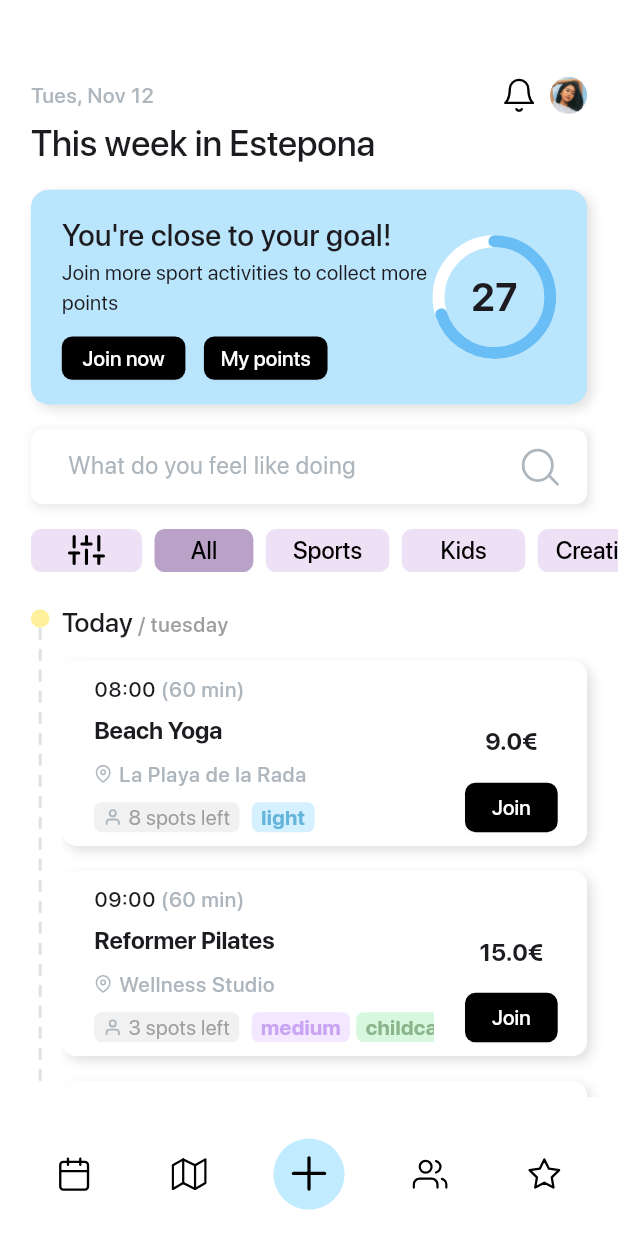
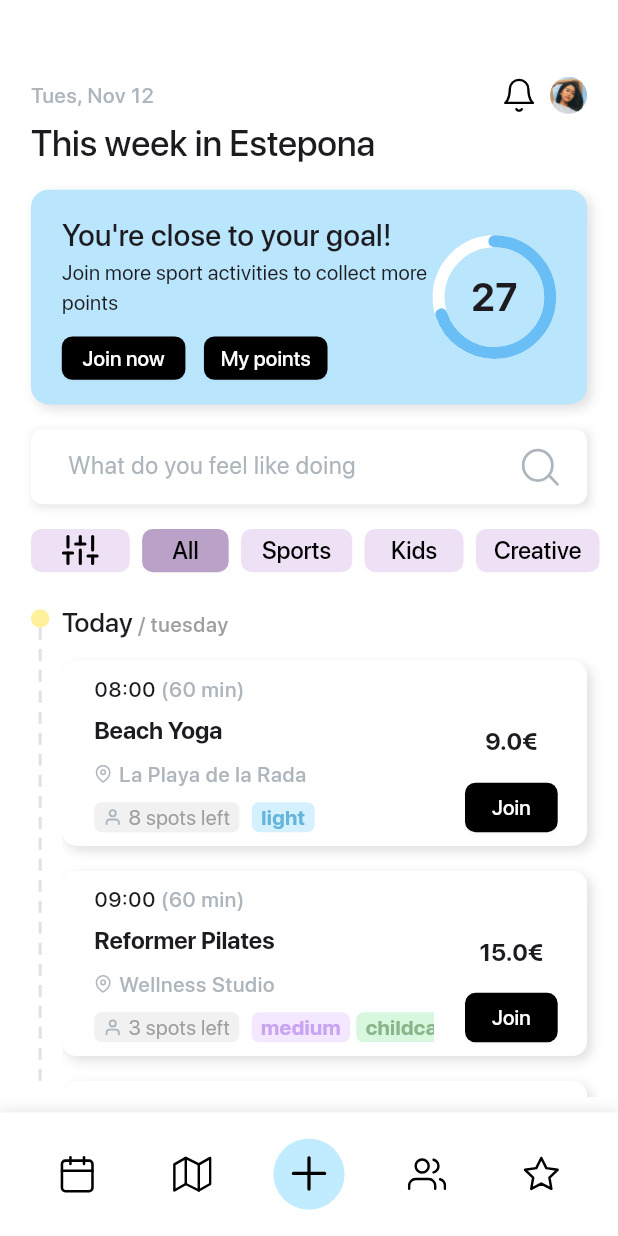
Before and after one commit to DarienRomero/SportsApp, a Flutter app: the screen it shows after launch, on a phone screen of 412 x 824 dp. Run offline on Flutter 3.47's test engine with Material 3 defaults, Android fonts, the phone set to English and light mode, and no system bars; drawn by our look-alikes of dotted_line, percent_indicator; our stand-ins replace dartz, equatable, flutter_bloc, flutter_svg, get_it, sentry_flutter.

Commit message:
ui: fixes

```diff
--- a/lib/features/activities/presentation/widgets/custom_bottom_navigation_bar.dart
+++ b/lib/features/activities/presentation/widgets/custom_bottom_navigation_bar.dart
@@ -30,11 +30,22 @@ class _CustomBottomNavigationBarState extends State<CustomBottomNavigationBar> {
       padding: EdgeInsets.symmetric(
         horizontal: mqWidth(context, 7)
       ),
+      decoration: BoxDecoration(
+        color: Theme.of(context).scaffoldBackgroundColor,
+        boxShadow: !isDarkMode ? [
+          BoxShadow(
+            color: Color(0x1F000000),
+            offset: Offset(0, 0),
+            blurRadius: 7.6,
+            spreadRadius: 0,
+          ),
+        ] : null
+      ),
       child: Row(
         mainAxisAlignment: MainAxisAlignment.spaceBetween,
         children: [
           CustomIconButton(
-            size: 10,
+            size: 11,
             fillColor: Color(0),
             onPressed: (){
 
@@ -43,10 +54,11 @@ class _CustomBottomNavigationBarState extends State<CustomBottomNavigationBar> {
             icon: CustomSVGIcon(
               path: CustomIcons.calendarIcon,
               color: Theme.of(context).iconTheme.color,
+              sizePer: 8,
             )
           ),
           CustomIconButton(
-            size: 10,
+            size: 11,
             fillColor: Color(0),
             onPressed: (){
 
@@ -55,6 +67,7 @@ class _CustomBottomNavigationBarState extends State<CustomBottomNavigationBar> {
             icon: CustomSVGIcon(
               path: CustomIcons.mapIcon,
               color: Theme.of(context).iconTheme.color,
+              sizePer: 8,
             )
           ),
           CustomIconButton(
@@ -70,7 +83,7 @@ class _CustomBottomNavigationBarState extends State<CustomBottomNavigationBar> {
             )
           ),
           CustomIconButton(
-            size: 10,
+            size: 11,
             fillColor: Color(0),
             onPressed: (){
 
@@ -79,10 +92,11 @@ class _CustomBottomNavigationBarState extends State<CustomBottomNavigationBar> {
             icon: CustomSVGIcon(
               path: CustomIcons.usersIcon,
               color: Theme.of(context).iconTheme.color,
+              sizePer: 8,
             )
           ),
           CustomIconButton(
-            size: 10,
+            size: 11,
             fillColor: Color(0),
             onPressed: (){
 
@@ -91,6 +105,7 @@ class _CustomBottomNavigationBarState extends State<CustomBottomNavigationBar> {
             icon: CustomSVGIcon(
               path: CustomIcons.starIcon,
               color: Theme.of(context).iconTheme.color,
+              sizePer: 7,
             )
           ),
         ],
--- a/lib/features/activities/presentation/widgets/today_activities/activity_card.dart
+++ b/lib/features/activities/presentation/widgets/today_activities/activity_card.dart
@@ -77,7 +77,7 @@ class ActivityCard extends StatelessWidget {
                       Row(
                         children: [
                           CustomSVGIcon(path: CustomIcons.mapPinIcon, sizePer: kIsWeb ? 1: 3),
-                          HSpacing(1),
+                          HSpacing(kIsWeb ? 0.5 : 1),
                           Text(activityEntity.location, style: Theme.of(context).textTheme.labelSmall?.copyWith(
                             color: Color(0xffADB5BD)
                           ))
--- a/lib/features/activities/presentation/widgets/today_activities/category_selector.dart
+++ b/lib/features/activities/presentation/widgets/today_activities/category_selector.dart
@@ -32,7 +32,7 @@ class CategorySelector extends StatelessWidget {
                   padding: const EdgeInsets.all(kIsWeb ? 7.0 : 0),
                   child: CustomSVGIcon(path: CustomIcons.slidersIcon, sizePer: kIsWeb ? 3 : 6,),
                 ),
-                width: mqWidth(context, kIsWeb ? 5 : 18),
+                width: mqWidth(context, kIsWeb ? 4 : 16),
                 color:  Color(0xffEEE1F5),
                 elevation: 0,
               ),
@@ -46,7 +46,7 @@ class CategorySelector extends StatelessWidget {
                 },
                 label: "All",
                 fontSize: kIsWeb ? 14 : 16,
-                width: mqWidth(context, kIsWeb ? 5 : 16),
+                width: mqWidth(context, kIsWeb ? 4 : 14),
                 labelColor: Colors.black,
                 color: activitiesState.categorySelected == "All" ? Color(0xffBAA1C8) : Color(0xffEEE1F5),
                 elevation: 0,
@@ -61,7 +61,7 @@ class CategorySelector extends StatelessWidget {
                 },
                 label: "Sports",
                 fontSize: kIsWeb ? 14 : 16,
-                width: mqWidth(context, kIsWeb ? 5 : 20),
+                width: mqWidth(context, kIsWeb ? 4 : 18),
                 labelColor: Colors.black,
                 color: activitiesState.categorySelected == "Sports" ? Color(0xffBAA1C8) : Color(0xffEEE1F5),
                 elevation: 0,
@@ -76,7 +76,7 @@ class CategorySelector extends StatelessWidget {
                 },
                 label: "Kids",
                 fontSize: kIsWeb ? 14 : 16,
-                width: mqWidth(context, kIsWeb ? 5 : 20),
+                width: mqWidth(context, kIsWeb ? 4 : 16),
                 labelColor: Colors.black,
                 color: activitiesState.categorySelected == "Kids" ? Color(0xffBAA1C8) : Color(0xffEEE1F5),
                 elevation: 0,
--- a/lib/features/activities/presentation/widgets/today_activities_web/goal_card_web.dart
+++ b/lib/features/activities/presentation/widgets/today_activities_web/goal_card_web.dart
@@ -57,7 +57,7 @@ class GoalCardWeb extends StatelessWidget {
                                 heigth: mqHeigth(context, 4),
                                 onPressed: (){},
                                 label: "Join now",
-                                width: width * 0.24,
+                                width: width * 0.22,
                                 color: Colors.black,
                                 fontSize: 12,
                               ),
@@ -66,7 +66,7 @@ class GoalCardWeb extends StatelessWidget {
                                 heigth: mqHeigth(context, 4),
                                 onPressed: (){},
                                 label: "My points",
-                                width: width * 0.24,
+                                width: width * 0.22,
                                 color: Colors.black,
                                 fontSize: 12
                               ),
@@ -76,7 +76,7 @@ class GoalCardWeb extends StatelessWidget {
                       ),
                     ),
                     CircularPercentIndicator(
-                      radius: width * 0.12,
+                      radius: width * 0.1,
                       lineWidth: 7.0,
                       percent: 0.7,
                       center: new Text("27", style: TextStyle(
```
